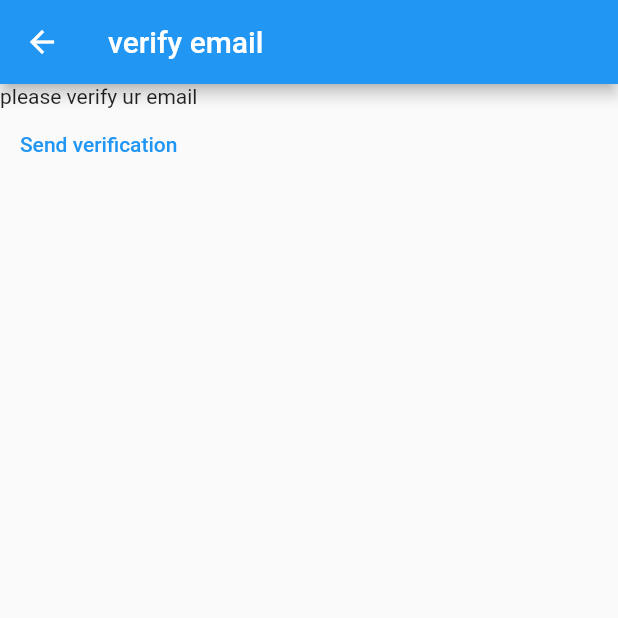
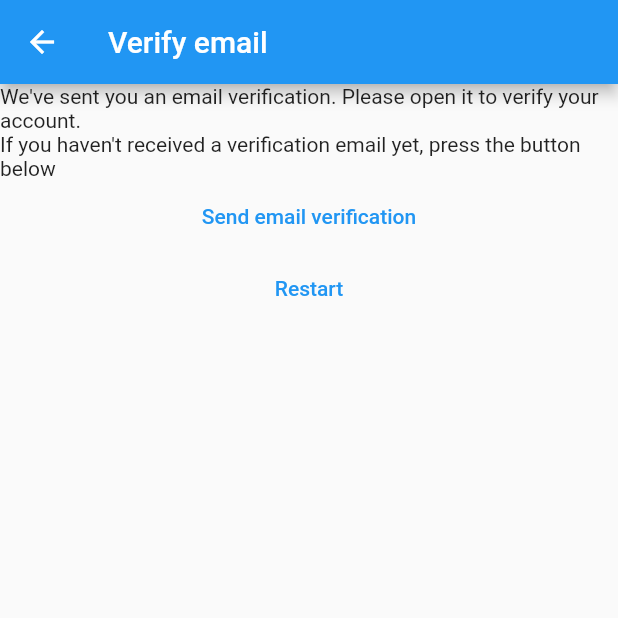
Before and after one commit to HieuNguyenGIT/flutty-note, a Flutter app: the VerifyEmailView screen opened directly, on a phone screen of 412 x 824 dp, the top half of it. Run offline on Flutter 3.47's test engine with Material 2 defaults, Android fonts, the phone set to English and light mode, and no system bars; our stand-ins replace firebase_auth, firebase_core; accounts and stored records are empty.

Commit message:
step - 7 err handling in register and verify email

```diff
--- a/lib/constants/routes.dart
+++ b/lib/constants/routes.dart
@@ -1,3 +1,4 @@
 const loginRoute = '/login/';
 const registerRoute = '/register/';
 const notesRoute = '/notes/';
+const verifyEmailRoute = '/verify-email/';
--- a/lib/main.dart
+++ b/lib/main.dart
@@ -24,6 +24,7 @@
       loginRoute: (context) => const LoginView(),
       registerRoute: (context) => const RegisterView(),
       notesRoute: (context) => const NotesView(),
+      verifyEmailRoute: (context) => const VerifyEmailView(),
     },
   ));
 }
--- a/lib/views/verify_email_view.dart
+++ b/lib/views/verify_email_view.dart
@@ -1,11 +1,12 @@
 import 'package:firebase_auth/firebase_auth.dart';
 import 'package:flutter/material.dart';
+import 'package:fluttynotes/constants/routes.dart';
 
 class VerifyEmailView extends StatefulWidget {
-  const VerifyEmailView({super.key});
+  const VerifyEmailView({Key? key}) : super(key: key);
 
   @override
-  State<VerifyEmailView> createState() => _VerifyEmailViewState();
+  _VerifyEmailViewState createState() => _VerifyEmailViewState();
 }
 
 class _VerifyEmailViewState extends State<VerifyEmailView> {
@@ -13,17 +14,35 @@
   Widget build(BuildContext context) {
     return Scaffold(
       appBar: AppBar(
-        title: const Text('verify email'),
+        title: const Text('Verify email'),
       ),
-      body: Column(children: [
-        const Text('please verify ur email'),
-        TextButton(
+      body: Column(
+        children: [
+          const Text(
+              "We've sent you an email verification. Please open it to verify your account."),
+          const Text(
+              "If you haven't received a verification email yet, press the button below"),
+          TextButton(
             onPressed: () async {
               final user = FirebaseAuth.instance.currentUser;
               await user?.sendEmailVerification();
             },
-            child: const Text('Send verification'))
-      ]),
+            child: const Text('Send email verification'),
+          ),
+          TextButton(
+            onPressed: () async {
+              await FirebaseAuth.instance.signOut();
+              if (mounted) {
+                Navigator.of(context).pushNamedAndRemoveUntil(
+                  registerRoute,
+                  (route) => false,
+                );
+              }
+            },
+            child: const Text('Restart'),
+          )
+        ],
+      ),
     );
   }
 }
```
Also changed, not shown: lib/views/register_view.dart (+43 -8 lines).
